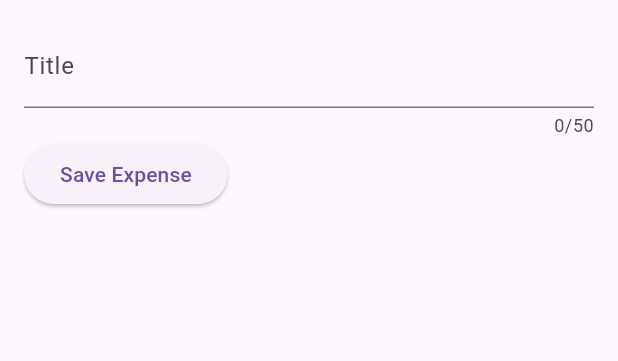
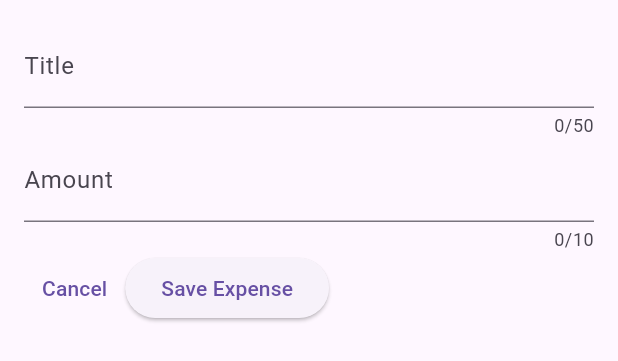
Before and after one commit to Defalt2-O/expense_tracker_app, a Flutter app: the NewExpense widget shown alone on an empty page, opened directly, after a tap on "Save Expense", on a phone screen of 412 x 824 dp. Shown: the top 361 px of the screen. Run offline on Flutter 3.47's test engine with Material 3 defaults, Android fonts, the phone set to English and light mode, and no system bars.

Commit message:
Amount Field and Cancel Button Added

```diff
--- a/lib/widgets/new_expense.dart
+++ b/lib/widgets/new_expense.dart
@@ -17,9 +17,11 @@ class _NewExpenseState extends State<NewExpense> {
   // }
 
   final _titleController = TextEditingController();
+  final _amountController = TextEditingController();
 
   @override
   void dispose() {
+    _amountController.dispose();
     _titleController.dispose();
     super.dispose();
   }
@@ -41,13 +43,30 @@ class _NewExpenseState extends State<NewExpense> {
               label: Text('Title'),
             ),
           ),
+          TextField(
+            controller: _amountController,
+            keyboardType: TextInputType
+                .number, //shows a number pad instead of a keyboard.
+            maxLength: 10,
+            decoration: const InputDecoration(
+              prefixText:
+                  '₹ ', //This will add text before the field where the user enters data
+              label: Text('Amount'),
+            ),
+          ),
           Row(
             children: [
+              TextButton(
+                onPressed: () {},
+                child: const Text('Cancel'),
+              ),
               ElevatedButton(
-                  onPressed: () {
-                    print(_titleController.text);
-                  },
-                  child: const Text('Save Expense'))
+                onPressed: () {
+                  print(_titleController.text);
+                  print(_amountController.text);
+                },
+                child: const Text('Save Expense'),
+              ),
             ],
           ),
         ],
```
